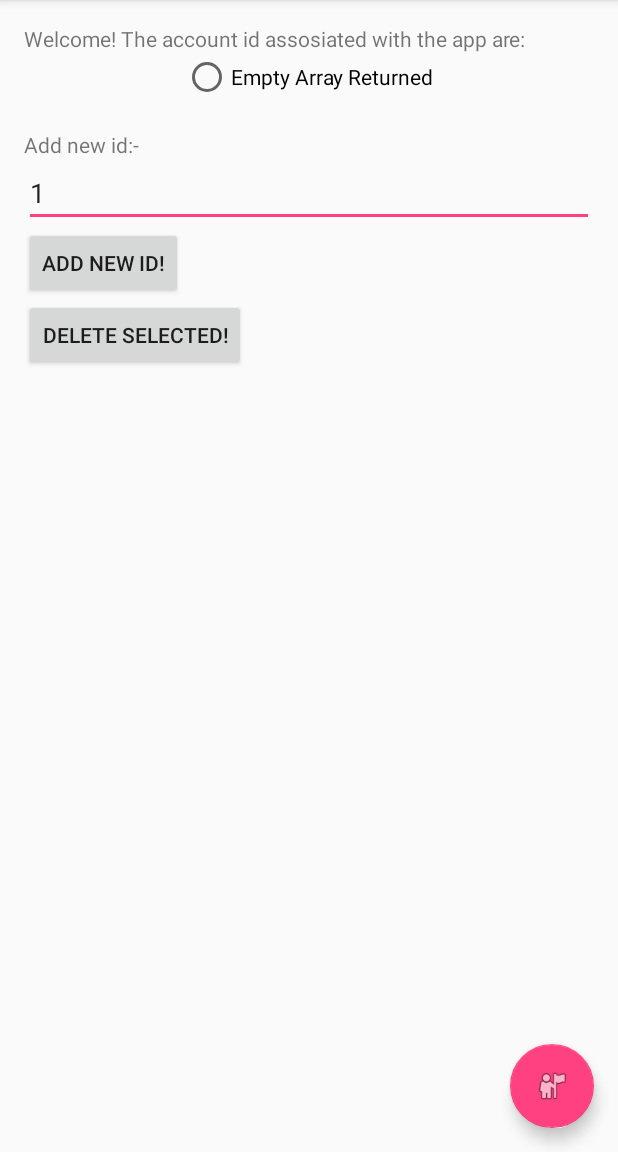
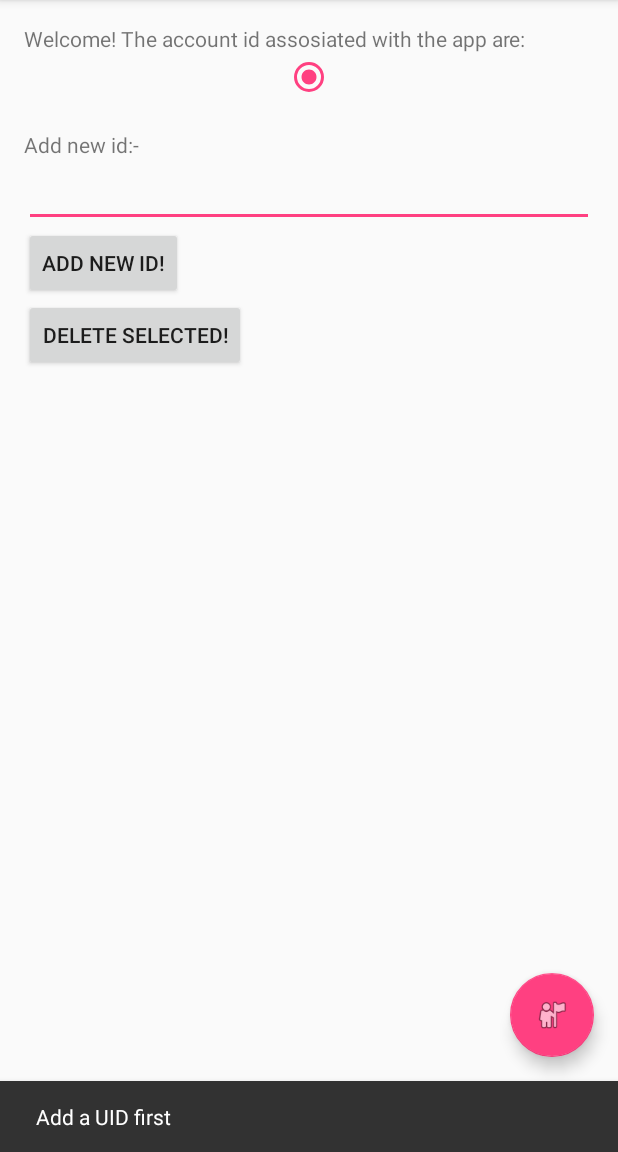
Before and after one commit to AadiGandhi/Bachao.me, an Android app: the screen it shows after launch (MainActivity), after a tap on "ADD NEW ID!", on a phone screen of 412 x 824 dp, the part 84-1236 px from its top. Run offline under Robolectric (Android 15) with nearby library versions, the phone set to English and light mode, and no system bars; 1 other tap on this screen came first.

Commit message:
Further Functionality for Home Page

```diff
--- a/app/src/main/java/com/capstone/aadityagandhi/bachaome/MainActivity.java
+++ b/app/src/main/java/com/capstone/aadityagandhi/bachaome/MainActivity.java
@@ -45,18 +45,22 @@ public class MainActivity extends AppCompatActivity {
         fab.setOnClickListener(new View.OnClickListener() {
             @Override
             public void onClick(View view) {
-                Snackbar.make(view, "Replace with your own action", Snackbar.LENGTH_LONG)
-                        .setAction("Action", null).show();
 
                 Intent intent = new Intent(getApplicationContext(), MapsActivity.class);
-                EditText editText = (EditText) findViewById(R.id.myEditText);
-                intent.putExtra("latlng", editText.getText());
+                RadioGroup radioGroup = (RadioGroup) findViewById(R.id.radiogroup);
+                if(radioGroup.getChildCount()==0){
+                    Snackbar.make(view,"Add a UID first", Snackbar.LENGTH_LONG)
+                            .setAction("OK!", null).show();
+                    return;
+                }
+                RadioButton radioButton = (RadioButton) findViewById(radioGroup.getCheckedRadioButtonId());
+                intent.putExtra("UID", radioButton.getText().toString());
                 startActivity(intent);
             }
         });
         initializeRadioButtons();
     }
-    public void goToMaps(View view){
+    public void Add(View view){
         EditText editText = (EditText)findViewById(R.id.myEditText);
         dataStore.writeToApplicationStorage(editText.getText().toString(), DataStore.FILE_TYPE.UID, getApplicationContext());
         TextView textView = (TextView) findViewById(R.id.emptyMessage);
@@ -64,25 +68,6 @@ public class MainActivity extends AppCompatActivity {
         initializeRadioButtons();
     }
 
-
-    public void initializeRadioButtons(){
-        RadioGroup rg = (RadioGroup) findViewById(R.id.radiogroup);
-        int j=rg.getChildCount();
-        for (int i=0; i< j; i++){
-            rg.removeViewAt(0);
-        }
-        EditText editText = (EditText)findViewById(R.id.myEditText);
-        ArrayList<String> mList = new ArrayList<>();
-        mList = dataStore.readFromApplicationData(getApplicationContext(), DataStore.FILE_TYPE.UID.toString());
-        if(!mList.isEmpty()){
-            editText.setText(String.valueOf(mList.size()));
-            addRadioButtons(mList.size(),mList);
-        }
-        else {
-            editText.setText("Empty Array Returned");
-            addRadioButtons(mList.size(),mList);
-        }
-    }
 
     public void delete(View view){
         Snackbar.make(view, "Confirm Delete?", Snackbar.LENGTH_INDEFINITE)
@@ -138,7 +123,21 @@ public class MainActivity extends AppCompatActivity {
             rprms= new RadioGroup.LayoutParams(RadioGroup.LayoutParams.WRAP_CONTENT, RadioGroup.LayoutParams.WRAP_CONTENT);
             rgp.addView(radioButton, rprms);
         }
+        rgp.check(rgp.getChildAt(0).getId());
 
+    }
+
+
+    public void initializeRadioButtons(){
+        RadioGroup rg = (RadioGroup) findViewById(R.id.radiogroup);
+        int j=rg.getChildCount();
+        for (int i=0; i< j; i++){
+            rg.removeViewAt(0);
+        }
+        EditText editText = (EditText)findViewById(R.id.myEditText);
+        ArrayList<String> mList = new ArrayList<>();
+        mList = dataStore.readFromApplicationData(getApplicationContext(), DataStore.FILE_TYPE.UID.toString());
+        addRadioButtons(mList.size(),mList);
     }
 
     public Context getContext(){
--- a/app/src/main/java/com/capstone/aadityagandhi/bachaome/Utils/NetworkRequest.java
+++ b/app/src/main/java/com/capstone/aadityagandhi/bachaome/Utils/NetworkRequest.java
@@ -38,7 +38,6 @@ public class NetworkRequest {
                 new Response.Listener<String>() {
                     @Override
                     public void onResponse(String response) {
-                        //Snackbar.make(view,response.substring(0,500),Snackbar.LENGTH_INDEFINITE);
                         Toast.makeText(context, response.substring(0, 50), Toast.LENGTH_LONG);
                         Log.d("CustomTag","I am here: "+ response.substring(0,500));
                         try {
@@ -50,7 +49,7 @@ public class NetworkRequest {
                 }, new Response.ErrorListener() {
             @Override
             public void onErrorResponse(VolleyError error) {
-                Toast.makeText(context,"This didnt work!",Toast.LENGTH_LONG);
+                Toast.makeText(context,"This didnt work!",Toast.LENGTH_LONG).show();
             }
         });
 // Add the request to the RequestQueue.
--- a/app/src/main/res/layout/content_main.xml
+++ b/app/src/main/res/layout/content_main.xml
@@ -52,7 +52,7 @@
         android:text="Add new ID!"
         android:layout_below="@+id/myEditText"
         android:id="@+id/myButton"
-        android:onClick="goToMaps"
+        android:onClick="Add"
         />
 
     <Button
```
Also changed, not shown: app/src/main/java/com/capstone/aadityagandhi/bachaome/MapsActivity.java (+7 -2 lines).
